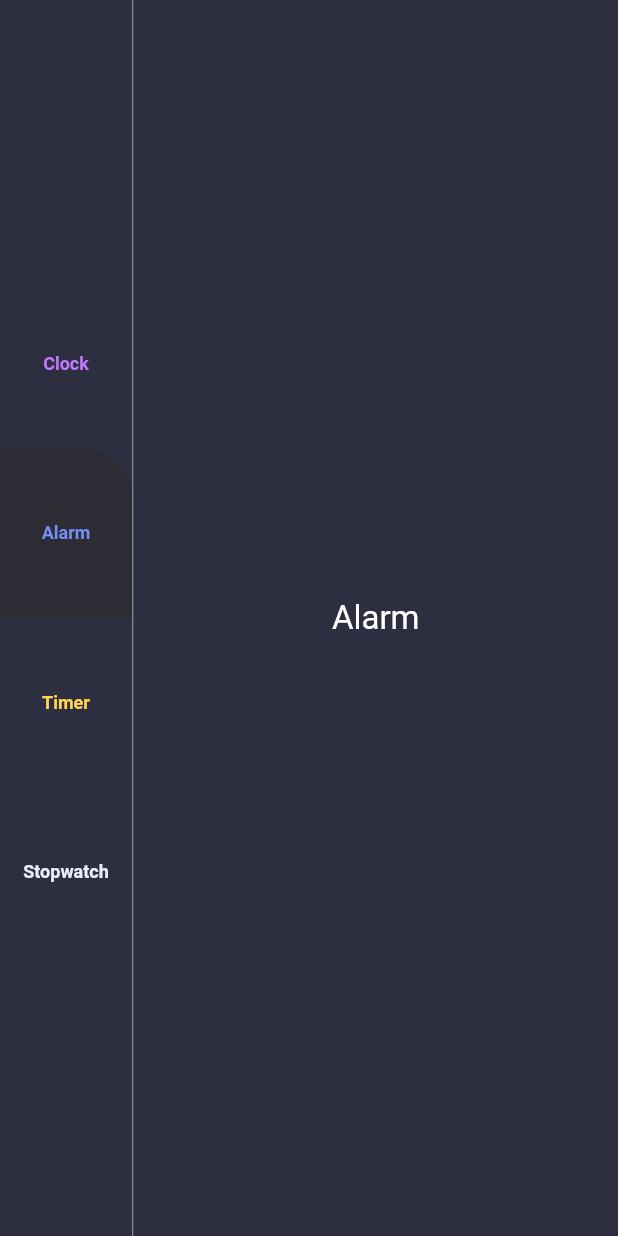
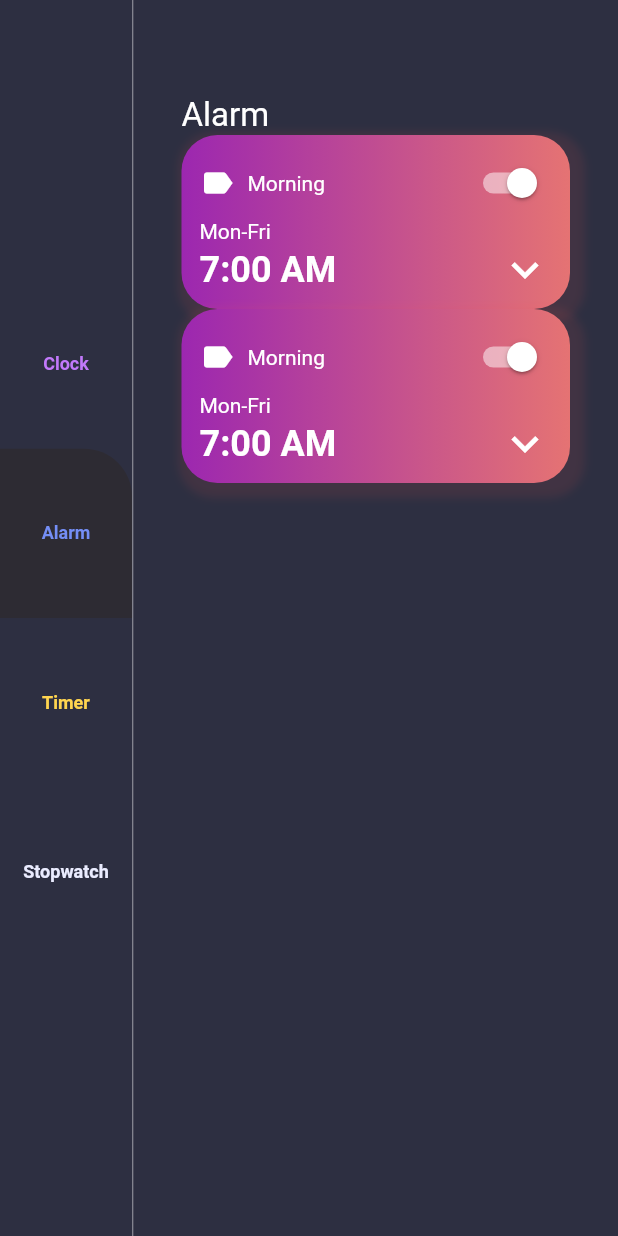
Before and after one commit to nexus-hash/Alarm-App, a Flutter app: the screen it shows after launch, after a tap on "Alarm", on a phone screen of 412 x 824 dp. Run offline on Flutter 3.47's test engine with Material 2 defaults, Android fonts, the phone set to English and light mode, and no system bars.

Commit message:
Alarm Page List View Made

```diff
--- a/lib/Data/AlarmInfo.dart
+++ b/lib/Data/AlarmInfo.dart
@@ -0,0 +1,8 @@
+class AlarmInfo {
+  DateTime alarmDateTime;
+  String description;
+  bool isActive;
+
+
+  AlarmInfo(this.alarmDateTime,{this.description});
+}
--- a/lib/Data/Data.dart
+++ b/lib/Data/Data.dart
@@ -1,4 +1,5 @@
 import 'package:new_proj/Data/enums.dart';
+import 'AlarmInfo.dart';
 
 import 'menuInfo.dart';
 
@@ -12,3 +13,8 @@ List<MenuInfo> menuItems=[
   MenuInfo(MenuType.stopwatch,
       title: 'Stopwatch',x: 0xFFEAECFF),
 ];
+
+List<AlarmInfo> alarms=[
+  AlarmInfo(DateTime.now().add(Duration(minutes: 3)),description: 'refe'),
+  AlarmInfo(DateTime.now().add(Duration(minutes: 3)),description: 'DoctorAp'),
+];
--- a/lib/Views/Alarm_PageView.dart
+++ b/lib/Views/Alarm_PageView.dart
@@ -1,5 +1,6 @@
 import 'package:flutter/material.dart';
 
+import '../Data/Data.dart';
 class AlarmPage extends StatefulWidget {
   @override
   _AlarmPageState createState() => _AlarmPageState();
@@ -9,13 +10,92 @@ class _AlarmPageState extends State<AlarmPage> {
   @override
   Widget build(BuildContext context) {
     return Container(
+      child: Padding(
+        padding: const EdgeInsets.symmetric(horizontal: 32,vertical: 64),
         child: Column(
-        mainAxisAlignment: MainAxisAlignment.center,
+          crossAxisAlignment: CrossAxisAlignment.start,
           children: <Widget>[
             Text("Alarm",
               style: TextStyle(color: Colors.white,fontSize: 22),
             ),
+            Expanded(
+              child: ListView(
+                children: alarms.map((alarm) {
+                  return Container(
+                    padding: EdgeInsets.symmetric(vertical: 8,horizontal: 12),
+                    decoration: BoxDecoration(
+                      gradient: LinearGradient(colors:
+                      [Colors.purple,Colors.red[300]],
+                        begin: Alignment.centerLeft,
+                        end: Alignment.centerRight
+                      ),
+                      borderRadius: BorderRadius.all(Radius.circular(24)),
+                      boxShadow: <BoxShadow>[
+                        BoxShadow(
+                          offset: Offset(4.0, 4.0),
+                          color: Colors.red[400].withOpacity(0.1),
+                          blurRadius: 4,
+                          spreadRadius: 6
+                        )
                       ],
+                    ),
+                    child: Column(
+                      crossAxisAlignment: CrossAxisAlignment.start,
+                      children: <Widget>[
+                        Row(
+                          mainAxisAlignment: MainAxisAlignment.spaceBetween,
+                          children: <Widget>[
+                            Row(
+                              children: <Widget>[
+                                Icon(Icons.label,
+                                  color: Colors.white,
+                                  size: 24,
+                                ),
+                                SizedBox(width: 8,),
+                                Text('Morning',
+                                  style: TextStyle(
+                                      color: Colors.white
+                                  ),
+                                ),
+                              ],
+                            ),
+
+                            Switch(value: true, onChanged:(bool value){},
+                            activeColor: Colors.white,
+                            ),
+                          ],
+                        ),
+                        Text("Mon-Fri",
+                          style: TextStyle(
+                            color: Colors.white
+                          ),
+                        ),
+                        Row(
+                          mainAxisAlignment: MainAxisAlignment.spaceBetween,
+                          children: <Widget>[
+                            Text(
+                              "7:00 AM",
+                              style: TextStyle(
+                                color: Colors.white,
+                                fontSize: 24,
+                                fontWeight: FontWeight.bold
+                              ),
+                            ),
+                            Icon(
+                              Icons.keyboard_arrow_down,
+                              color: Colors.white,
+                              size: 36,
+                            )
+                          ],
+                        )
+                      ],
+                    ),
+                  );
+                }).toList(),
+              ),
+            )
+          ],
+        ),
       ),
     );
   }
```
Lines whose indentation alone changed are shown as unchanged.
